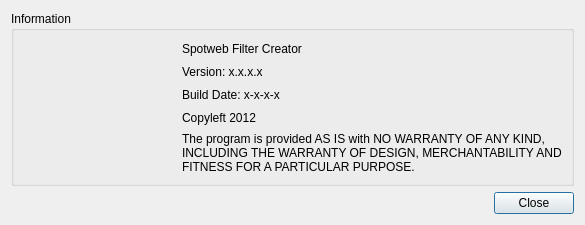
This is aboutdialog.ui in BrainB0ne/spotwebfc as Qt 5 draws it before an edit. The edited form follows.
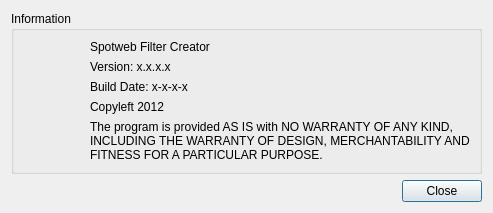
This is the edited form. Icons and pictures are not drawn.

Commit message: changed tab order

What changed in the file:
```diff
--- a/aboutdialog.ui
+++ b/aboutdialog.ui
@@ -6,8 +6,8 @@
    <rect>
     <x>0</x>
     <y>0</y>
-    <width>585</width>
-    <height>225</height>
+    <width>493</width>
+    <height>210</height>
    </rect>
   </property>
   <property name="sizePolicy">
@@ -18,8 +18,8 @@
   </property>
   <property name="maximumSize">
    <size>
-    <width>585</width>
-    <height>225</height>
+    <width>493</width>
+    <height>210</height>
    </size>
   </property>
   <property name="windowTitle">
```
Left out of the diff: 3 changed lines with no effect on the pictures.
